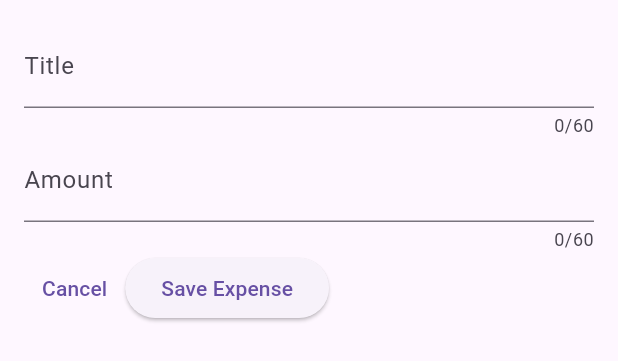
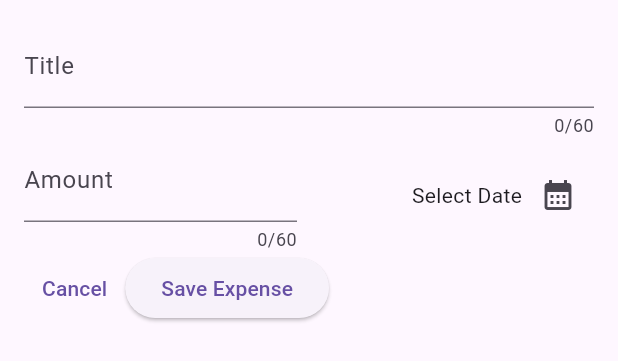
Before and after one commit to underflow3d/Expense-Tracker, a Flutter app: the NewExpense widget shown alone on an empty page, opened directly, on a phone screen of 412 x 824 dp. Shown: the top 361 px of the screen. Run offline on Flutter 3.47's test engine with Material 2 defaults, Android fonts, the phone set to English and light mode, and no system bars.

Commit message:
Added Date Functionality

```diff
--- a/lib/widgets/new_expense.dart
+++ b/lib/widgets/new_expense.dart
@@ -33,7 +33,10 @@ class _NewExpenseState extends State<NewExpense> {
               label: Text("Title"),
             ),
           ),
-          TextField(
+          Row(
+            children: [
+              Expanded(
+                child: TextField(
                   controller: _amountController,
                   keyboardType: TextInputType.number,
                   maxLength: 60,
@@ -41,6 +44,20 @@ class _NewExpenseState extends State<NewExpense> {
                     prefix: Text("₨ "),
                     label: Text("Amount"),
                   ),
+                ),
+              ),
+              const SizedBox(width: 16),
+              Expanded(
+                child: Row(
+                  mainAxisAlignment: MainAxisAlignment.end,
+                  children: [
+                    const Text("Select Date"),
+                    IconButton(
+                        onPressed: () {}, icon: Icon(Icons.calendar_month))
+                  ],
+                ),
+              )
+            ],
           ),
           Row(
             children: [
```
Lines whose indentation alone changed are shown as unchanged.
